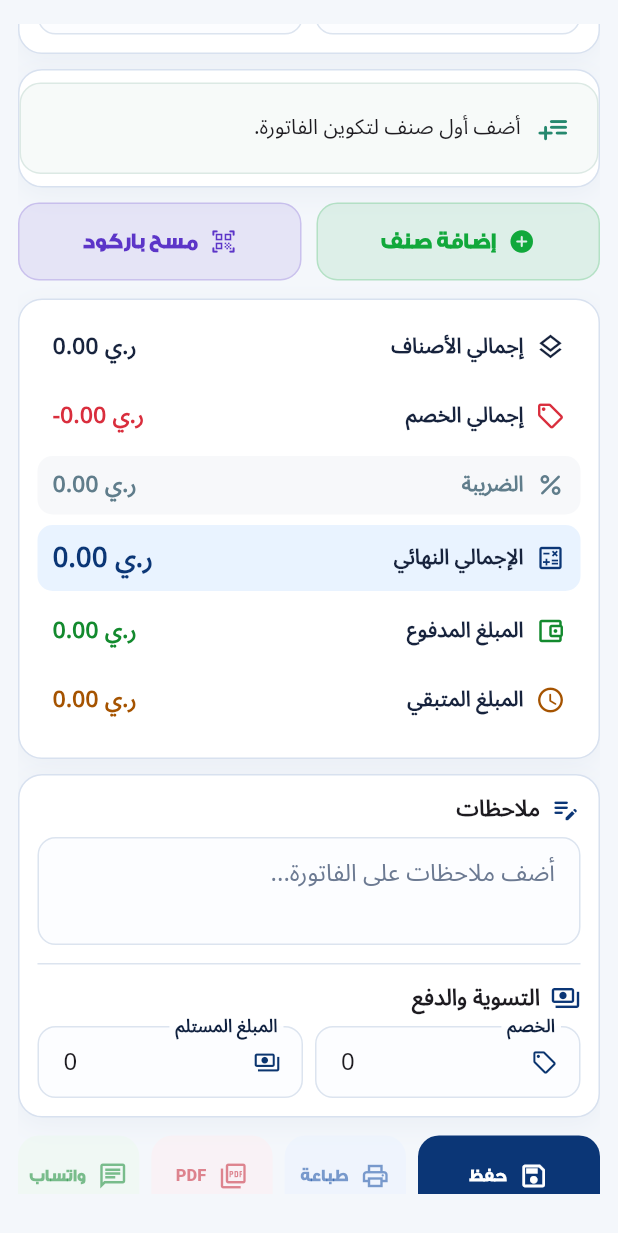
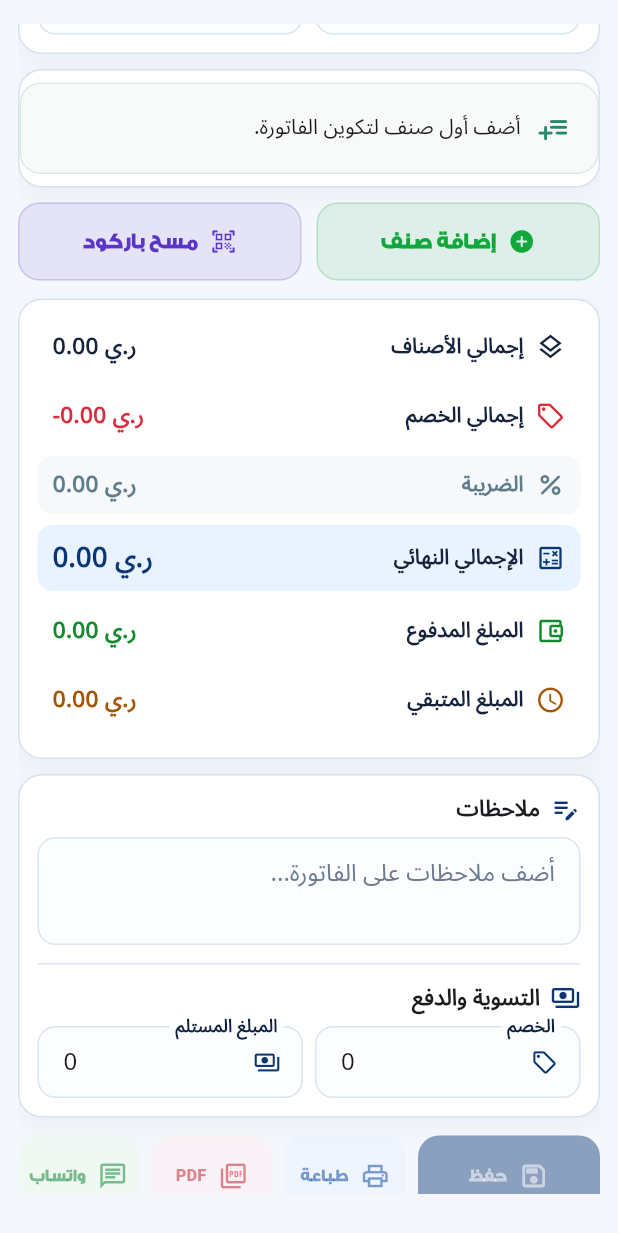
Before and after one commit to aliali0810013-art/ali, a Flutter app: the InvoiceWorkspacePage screen opened directly with empty values, scrolled down 576 dp, on a phone screen of 412 x 824 dp. Shown: the top 1233 px of the screen. Run offline on Flutter 3.47's test engine with Material 3 defaults, Android fonts, the phone set to English and light mode, and no system bars; our stand-ins replace barcode_widget, pdf, printing, shared_preferences; missing offline and left inert: dart:html, file_selector, mobile_scanner, sqlite3; accounts and stored records are empty; network calls fail.

Commit message:
fix: preserve locked invoice actions and write permissions

```diff
--- a/apps/nizami_app/lib/src/features/invoices/invoice_workspace_page.dart
+++ b/apps/nizami_app/lib/src/features/invoices/invoice_workspace_page.dart
@@ -2910,6 +2910,55 @@ class _InvoiceWorkspacePageState extends State<InvoiceWorkspacePage> {
       await _sendInvoiceWhatsapp(_invoice);
     }
 
+    final lockedControls = !_documentLocked
+        ? null
+        : Wrap(
+            spacing: 8,
+            runSpacing: 8,
+            children: [
+              OutlinedButton.icon(
+                onPressed: _previewInvoice,
+                icon: const Icon(Icons.visibility_outlined),
+                label: const Text('عرض'),
+              ),
+              OutlinedButton.icon(
+                onPressed: () => _previewThermal(_invoice),
+                icon: const Icon(Icons.receipt_long_outlined),
+                label: const Text('فاتورة مبسطة'),
+              ),
+              OutlinedButton.icon(
+                onPressed: () => unawaited(_share()),
+                icon: const Icon(Icons.picture_as_pdf_outlined),
+                label: const Text('PDF'),
+              ),
+              OutlinedButton.icon(
+                onPressed: _sendingWhatsapp
+                    ? null
+                    : () => unawaited(_sendInvoiceWhatsapp(_invoice)),
+                icon: const Icon(Icons.chat_outlined),
+                label: const Text('إرسال واتساب'),
+              ),
+              if (_canEdit &&
+                  (_invoice.postedToServer ||
+                      _invoice.isDraft ||
+                      _invoice.isQuarantined))
+                OutlinedButton.icon(
+                  onPressed: () => _editSaved(_invoice),
+                  icon: const Icon(Icons.edit_outlined),
+                  label: const Text('تعديل'),
+                ),
+              if (_canDelete &&
+                  (_invoice.postedToServer ||
+                      _invoice.isDraft ||
+                      _invoice.isQuarantined))
+                OutlinedButton.icon(
+                  onPressed: () => _deleteSaved(_invoice),
+                  icon: const Icon(Icons.delete_outline),
+                  label: const Text('حذف'),
+                ),
+            ],
+          );
+
     return SalesInvoiceReferenceView(
       key: const ValueKey('sales-invoice-reference-view'),
       document: document,
@@ -2955,9 +3004,12 @@ class _InvoiceWorkspacePageState extends State<InvoiceWorkspacePage> {
       ),
       settlementField: settlementField,
       deliveryBanner: _deliveryBanner(),
+      lockedControls: lockedControls,
       onAddLine: _handleF2,
       onScanBarcode: _scanProductBarcode,
-      onSave: () => unawaited(_finalizeInvoice()),
+      onSave: _canFinalizeCurrent
+          ? () => unawaited(_finalizeInvoice())
+          : null,
       onPrint: preview.lines.isEmpty ? null : () => unawaited(printCurrent()),
       onPdf: preview.lines.isEmpty ? null : () => unawaited(_share()),
       onWhatsapp:
```
